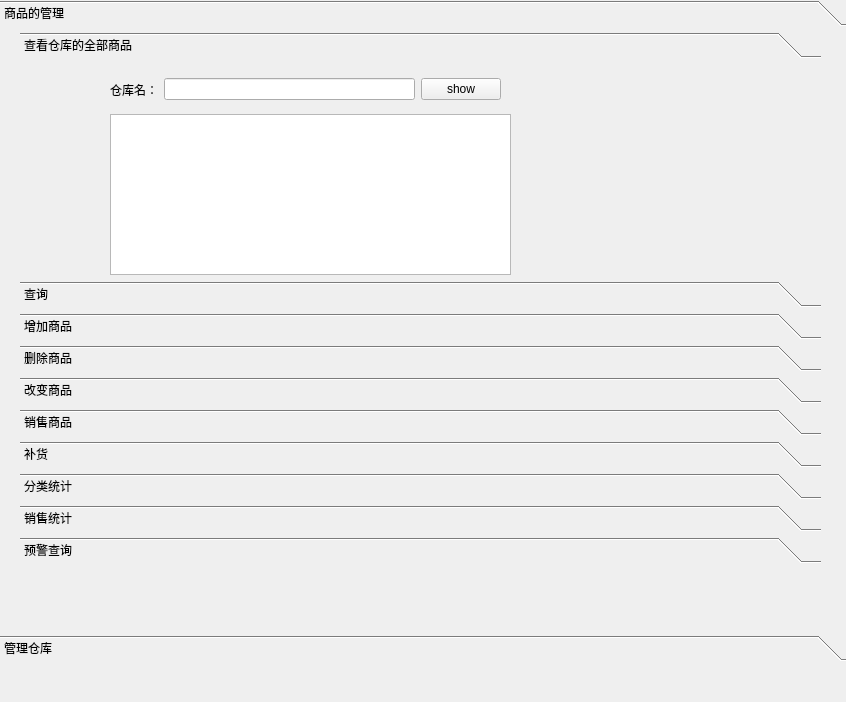
Above: ShopMangerSystem/chargeview.ui from a624762529/shopMangerSyetem before the change. Below: the same form after it.
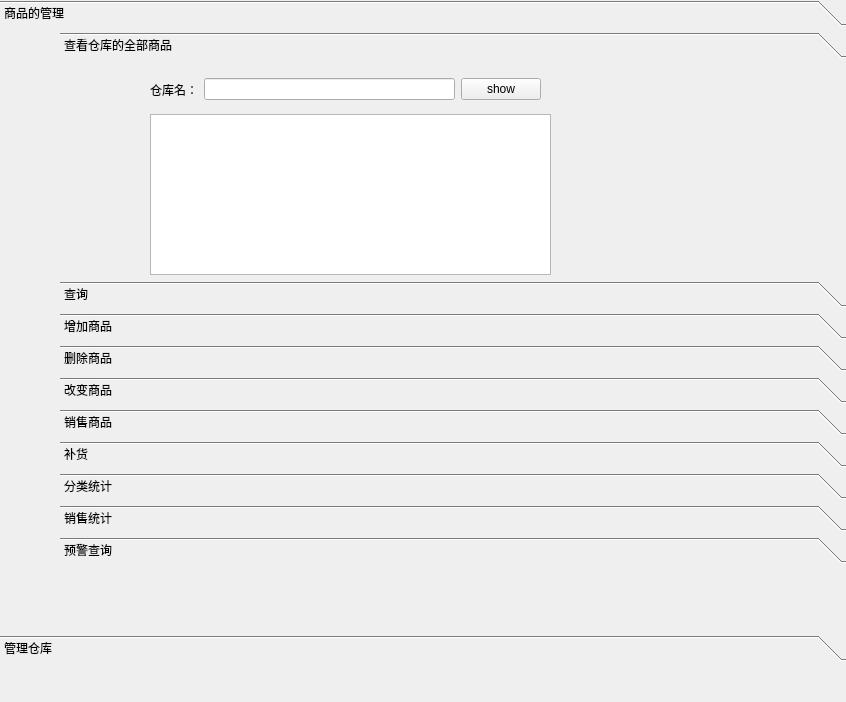
That is the form after the change. The open tabs and pages were chosen to show the change. Icons and pictures are not drawn.

What changed in the file:
```diff
--- a/ShopMangerSystem/chargeview.ui
+++ b/ShopMangerSystem/chargeview.ui
@@ -43,7 +43,7 @@
     <widget class="QToolBox" name="toolBox_3">
      <property name="geometry">
       <rect>
-       <x>20</x>
+       <x>60</x>
        <y>0</y>
        <width>801</width>
        <height>531</height>
@@ -64,23 +64,6 @@
       <attribute name="label">
        <string>查看仓库的全部商品</string>
       </attribute>
-      <widget class="QTextEdit" name="showAllData">
-       <property name="geometry">
-        <rect>
-         <x>90</x>
-         <y>50</y>
-         <width>391</width>
-         <height>321</height>
-        </rect>
-       </property>
-       <property name="html">
-        <string>&lt;!DOCTYPE HTML PUBLIC &quot;-//W3C//DTD HTML 4.0//EN&quot; &quot;http://www.w3.org/TR/REC-html40/strict.dtd&quot;&gt;
-&lt;html&gt;&lt;head&gt;&lt;meta name=&quot;qrichtext&quot; content=&quot;1&quot; /&gt;&lt;style type=&quot;text/css&quot;&gt;
-p, li { white-space: pre-wrap; }
-&lt;/style&gt;&lt;/head&gt;&lt;body style=&quot; font-family:'Noto Sans CJK SC'; font-size:9pt; font-weight:400; font-style:normal;&quot;&gt;
-&lt;p style=&quot; margin-top:0px; margin-bottom:0px; margin-left:0px; margin-right:0px; -qt-block-indent:0; text-indent:0px;&quot;&gt; &lt;/p&gt;&lt;/body&gt;&lt;/html&gt;</string>
-       </property>
-      </widget>
       <widget class="QTableView" name="tableViewShowAll">
        <property name="geometry">
         <rect>
```
Left out of the diff: 77 changed lines with no effect on the pictures.
